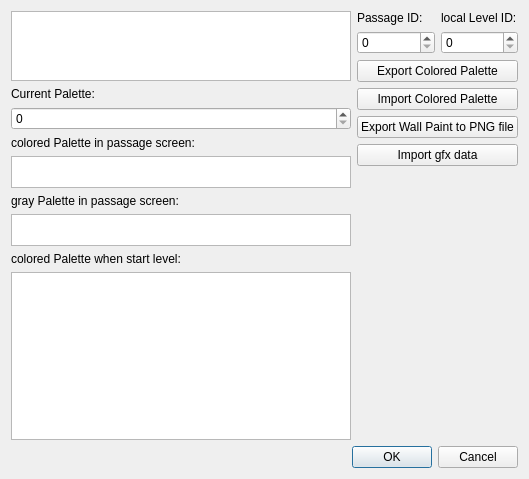
Before: the Qt Designer form Dialog/WallPaintEditorDialog.ui in wario-land/WL4Editor, drawn with Qt 5.
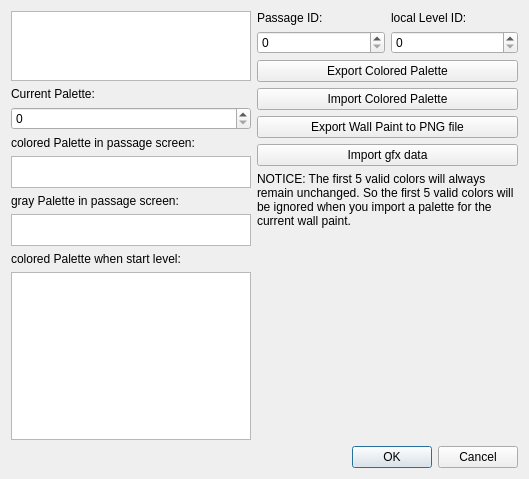
After: the same form once the commit is applied.

Commit message: Add info text label

What changed in the file:
```diff
--- a/Dialog/WallPaintEditorDialog.ui
+++ b/Dialog/WallPaintEditorDialog.ui
@@ -173,6 +173,16 @@
          </property>
         </widget>
        </item>
+       <item>
+        <widget class="QLabel" name="label_notice">
+         <property name="text">
+          <string>NOTICE: The first 5 valid colors will always remain unchanged. So the first 5 valid colors will be ignored when you import a palette for the current wall paint.</string>
+         </property>
+         <property name="wordWrap">
+          <bool>true</bool>
+         </property>
+        </widget>
+       </item>
        <item>
         <spacer name="verticalSpacer">
          <property name="orientation">
```
